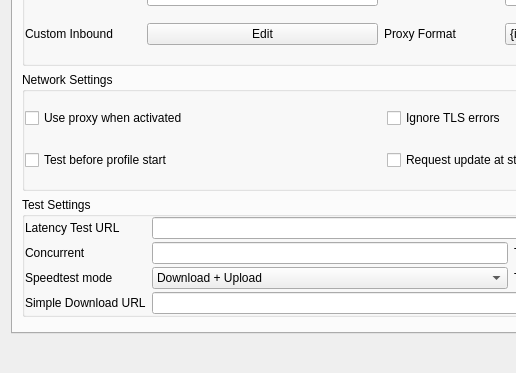
Old version of the form src/nekobox/ui/setting/dialog_basic_settings.ui in the repository qr243vbi/nekobox; both pictures show x 0 to 516 and y 99 to 472 of the 767 by 472 pixel window.
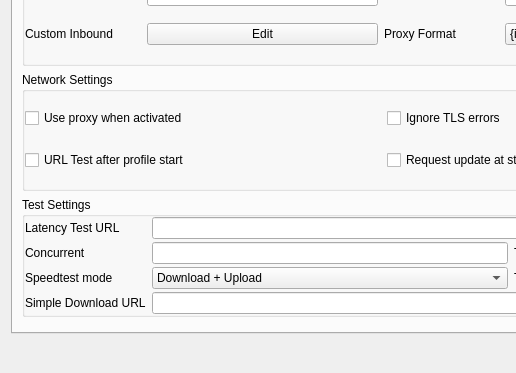
New version of the form. Custom widgets are drawn as their Qt base class.

Patch:
```diff
--- a/src/nekobox/ui/setting/dialog_basic_settings.ui
+++ b/src/nekobox/ui/setting/dialog_basic_settings.ui
@@ -189,7 +189,7 @@
           <item row="1" column="0">
            <widget class="QCheckBox" name="checkBox">
             <property name="text">
-             <string>Test before profile start</string>
+             <string>URL Test after profile start</string>
             </property>
            </widget>
           </item>
```
Left out of the diff: 2 changed lines with no effect on the pictures.
